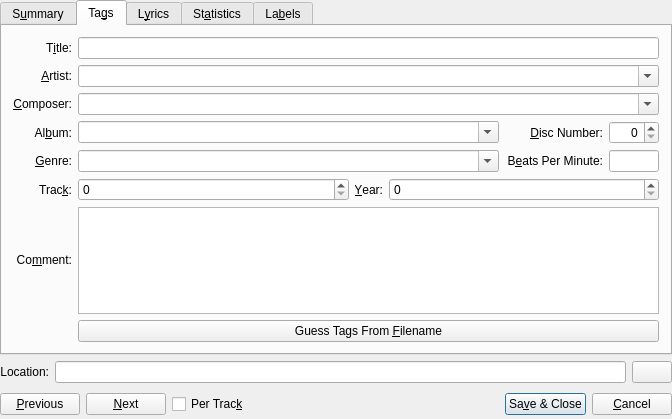
This is src/dialogs/TagDialogBase.ui in netrunner-debian-kde-extras/amarok as Qt 5 draws it before an edit. The edited form follows.
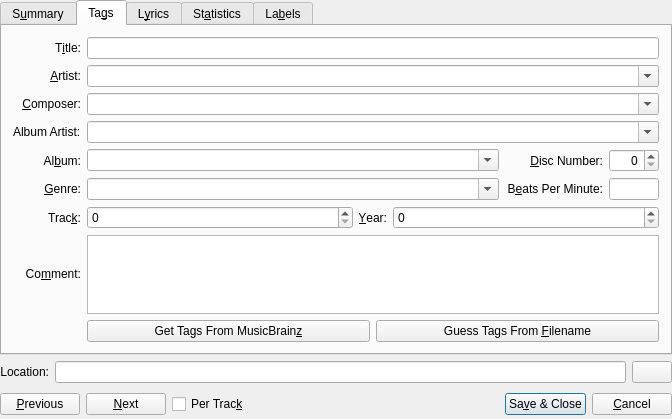
This is the edited form. Custom widgets are drawn as their Qt base class.

Patch:
```diff
--- a/src/dialogs/TagDialogBase.ui
+++ b/src/dialogs/TagDialogBase.ui
@@ -235,7 +235,7 @@
            </property>
           </widget>
          </item>
-         <item row="3" column="0">
+         <item row="5" column="0">
           <widget class="QLabel" name="textLabel1_3">
            <property name="text">
             <string>Al&amp;bum:</string>
@@ -251,9 +251,9 @@
            </property>
           </widget>
          </item>
-         <item row="3" column="1" rowspan="2">
+         <item row="5" column="1" rowspan="2">
           <layout class="QGridLayout" name="gridLayout_3" columnstretch="15,0,4">
-           <item row="0" column="0">
+           <item row="1" column="0">
             <widget class="KComboBox" name="kComboBox_album">
              <property name="sizePolicy">
               <sizepolicy hsizetype="Expanding" vsizetype="Fixed">
@@ -269,7 +269,7 @@
              </property>
             </widget>
            </item>
-           <item row="0" column="2">
+           <item row="1" column="2">
             <layout class="QHBoxLayout" name="horizontalLayout_7">
              <property name="spacing">
               <number>-1</number>
@@ -332,7 +332,7 @@
              </item>
             </layout>
            </item>
-           <item row="1" column="0">
+           <item row="2" column="0">
             <widget class="KComboBox" name="kComboBox_genre">
              <property name="sizePolicy">
               <sizepolicy hsizetype="Expanding" vsizetype="Fixed">
@@ -348,7 +348,7 @@
              </property>
             </widget>
            </item>
-           <item row="1" column="2">
+           <item row="2" column="2">
             <layout class="QHBoxLayout" name="horizontalLayout_8">
              <item>
               <widget class="QLabel" name="textLabel_BPM">
@@ -415,7 +415,7 @@
              </item>
             </layout>
            </item>
-           <item row="0" column="1">
+           <item row="1" column="1">
             <spacer name="horizontalSpacer_5">
              <property name="orientation">
               <enum>Qt::Horizontal</enum>
@@ -433,7 +433,7 @@
            </item>
           </layout>
          </item>
-         <item row="4" column="0">
+         <item row="6" column="0">
           <widget class="QLabel" name="textLabel1_4">
            <property name="text">
             <string>&amp;Genre:</string>
@@ -449,7 +449,7 @@
            </property>
           </widget>
          </item>
-         <item row="5" column="0">
+         <item row="7" column="0">
           <widget class="QLabel" name="textLabel1_6_6">
            <property name="text">
             <string>Trac&amp;k:</string>
@@ -468,7 +468,7 @@
            </property>
           </widget>
          </item>
-         <item row="5" column="1">
+         <item row="7" column="1">
           <layout class="QHBoxLayout">
            <item>
             <widget class="QSpinBox" name="qSpinBox_track">
@@ -526,7 +526,7 @@
            </item>
           </layout>
          </item>
-         <item row="6" column="0">
+         <item row="8" column="0">
           <widget class="QLabel" name="textLabel_comment">
            <property name="text">
             <string>Co&amp;mment:</string>
@@ -548,11 +548,18 @@
            </property>
           </widget>
          </item>
-         <item row="6" column="1">
+         <item row="8" column="1">
           <widget class="QPlainTextEdit" name="qPlainTextEdit_comment"/>
          </item>
-         <item row="7" column="1">
+         <item row="9" column="1">
           <layout class="QHBoxLayout">
+           <item>
+            <widget class="QPushButton" name="pushButton_musicbrainz">
+             <property name="text">
+              <string>Get Tags From MusicBrain&amp;z</string>
+             </property>
+            </widget>
+           </item>
            <item>
             <widget class="QPushButton" name="pushButton_guessTags">
              <property name="text">
@@ -562,6 +569,20 @@
            </item>
           </layout>
          </item>
+         <item row="3" column="0">
+          <widget class="QLabel" name="textLabel_albumArtist">
+           <property name="text">
+            <string>Album Artist:</string>
+           </property>
+          </widget>
+         </item>
+         <item row="3" column="1">
+          <widget class="KComboBox" name="kComboBox_albumArtist">
+           <property name="editable">
+            <bool>true</bool>
+           </property>
+          </widget>
+         </item>
         </layout>
        </widget>
        <widget class="QWidget" name="lyricsTab">
```
Left out of the diff: 10 changed lines with no effect on the pictures.
